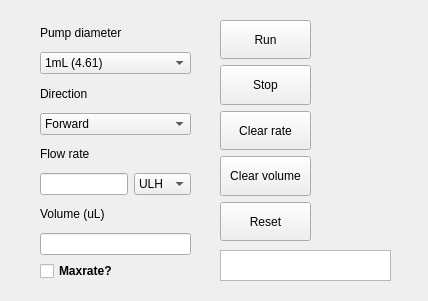
Qt form harvardapparatus/pump/pump_design.ui (Huanglab-ucsf/InControl) before a commit.
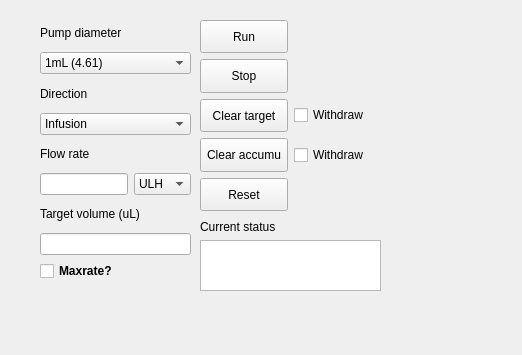
The same form after that commit.

Patch:
```diff
--- a/harvardapparatus/pump/pump_design.ui
+++ b/harvardapparatus/pump/pump_design.ui
@@ -6,8 +6,8 @@
    <rect>
     <x>0</x>
     <y>0</y>
-    <width>428</width>
-    <height>301</height>
+    <width>522</width>
+    <height>355</height>
    </rect>
   </property>
   <property name="windowTitle">
@@ -71,7 +71,7 @@
      <widget class="QComboBox" name="comboBox_drt">
       <item>
        <property name="text">
-        <string>Forward</string>
+        <string>Infusion</string>
        </property>
       </item>
       <item>
@@ -117,7 +117,7 @@
     <item>
      <widget class="QLabel" name="label_vol">
       <property name="text">
-       <string>Volume (uL)</string>
+       <string>Target volume (uL)</string>
       </property>
      </widget>
     </item>
@@ -139,18 +139,18 @@
     </item>
    </layout>
   </widget>
-  <widget class="QWidget" name="verticalLayoutWidget_2">
+  <widget class="QWidget" name="gridLayoutWidget">
    <property name="geometry">
     <rect>
-     <x>220</x>
+     <x>200</x>
      <y>20</y>
-     <width>91</width>
-     <height>221</height>
+     <width>181</width>
+     <height>191</height>
     </rect>
    </property>
-   <layout class="QVBoxLayout" name="verticalLayout_btn">
-    <item>
-     <widget class="QPushButton" name="pushButton_run">
+   <layout class="QGridLayout" name="gridLayout">
+    <item row="2" column="0">
+     <widget class="QPushButton" name="pushButton_clt">
       <property name="sizePolicy">
        <sizepolicy hsizetype="Minimum" vsizetype="Expanding">
         <horstretch>0</horstretch>
@@ -158,50 +158,11 @@
        </sizepolicy>
       </property>
       <property name="text">
-       <string>Run</string>
+       <string>Clear target</string>
       </property>
      </widget>
     </item>
-    <item>
-     <widget class="QPushButton" name="pushButton_stp">
-      <property name="sizePolicy">
-       <sizepolicy hsizetype="Minimum" vsizetype="Expanding">
-        <horstretch>0</horstretch>
-        <verstretch>0</verstretch>
-       </sizepolicy>
-      </property>
-      <property name="text">
-       <string>Stop</string>
-      </property>
-     </widget>
-    </item>
-    <item>
-     <widget class="QPushButton" name="pushButton_clr">
-      <property name="sizePolicy">
-       <sizepolicy hsizetype="Minimum" vsizetype="Expanding">
-        <horstretch>0</horstretch>
-        <verstretch>0</verstretch>
-       </sizepolicy>
-      </property>
-      <property name="text">
-       <string>Clear rate</string>
-      </property>
-     </widget>
-    </item>
-    <item>
-     <widget class="QPushButton" name="pushButton_clv">
-      <property name="sizePolicy">
-       <sizepolicy hsizetype="Minimum" vsizetype="Expanding">
-        <horstretch>0</horstretch>
-        <verstretch>0</verstretch>
-       </sizepolicy>
-      </property>
-      <property name="text">
-       <string>Clear volume</string>
-      </property>
-     </widget>
-    </item>
-    <item>
+    <item row="4" column="0">
      <widget class="QPushButton" name="pushButton_rst">
       <property name="sizePolicy">
        <sizepolicy hsizetype="Minimum" vsizetype="Expanding">
@@ -214,23 +175,89 @@
       </property>
      </widget>
     </item>
+    <item row="1" column="0">
+     <widget class="QPushButton" name="pushButton_stp">
+      <property name="sizePolicy">
+       <sizepolicy hsizetype="Minimum" vsizetype="Expanding">
+        <horstretch>0</horstretch>
+        <verstretch>0</verstretch>
+       </sizepolicy>
+      </property>
+      <property name="text">
+       <string>Stop</string>
+      </property>
+     </widget>
+    </item>
+    <item row="0" column="0">
+     <widget class="QPushButton" name="pushButton_run">
+      <property name="sizePolicy">
+       <sizepolicy hsizetype="Minimum" vsizetype="Expanding">
+        <horstretch>0</horstretch>
+        <verstretch>0</verstretch>
+       </sizepolicy>
+      </property>
+      <property name="text">
+       <string>Run</string>
+      </property>
+     </widget>
+    </item>
+    <item row="3" column="0">
+     <widget class="QPushButton" name="pushButton_cla">
+      <property name="sizePolicy">
+       <sizepolicy hsizetype="Minimum" vsizetype="Expanding">
+        <horstretch>0</horstretch>
+        <verstretch>0</verstretch>
+       </sizepolicy>
+      </property>
+      <property name="text">
+       <string>Clear accumu</string>
+      </property>
+     </widget>
+    </item>
+    <item row="2" column="1">
+     <widget class="QCheckBox" name="checkBox_clt">
+      <property name="text">
+       <string>Withdraw</string>
+      </property>
+     </widget>
+    </item>
+    <item row="3" column="1">
+     <widget class="QCheckBox" name="checkBox_cla">
+      <property name="text">
+       <string>Withdraw</string>
+      </property>
+     </widget>
+    </item>
    </layout>
   </widget>
-  <widget class="QPlainTextEdit" name="plainTextEdit_status">
+  <widget class="QWidget" name="verticalLayoutWidget_2">
    <property name="geometry">
     <rect>
-     <x>220</x>
-     <y>250</y>
-     <width>171</width>
-     <height>31</height>
+     <x>200</x>
+     <y>220</y>
+     <width>181</width>
+     <height>71</height>
     </rect>
    </property>
-   <property name="lineWidth">
-    <number>1</number>
-   </property>
-   <property name="readOnly">
-    <bool>true</bool>
-   </property>
+   <layout class="QVBoxLayout" name="verticalLayout">
+    <item>
+     <widget class="QLabel" name="label_2">
+      <property name="text">
+       <string>Current status</string>
+      </property>
+     </widget>
+    </item>
+    <item>
+     <widget class="QPlainTextEdit" name="TE_status">
+      <property name="lineWidth">
+       <number>1</number>
+      </property>
+      <property name="readOnly">
+       <bool>true</bool>
+      </property>
+     </widget>
+    </item>
+   </layout>
   </widget>
  </widget>
  <resources/>
```
